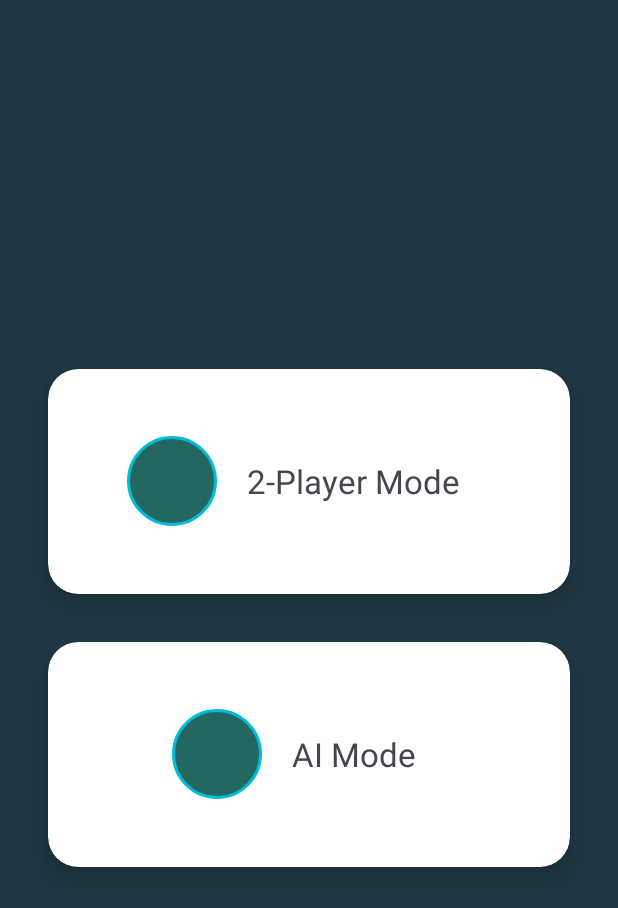
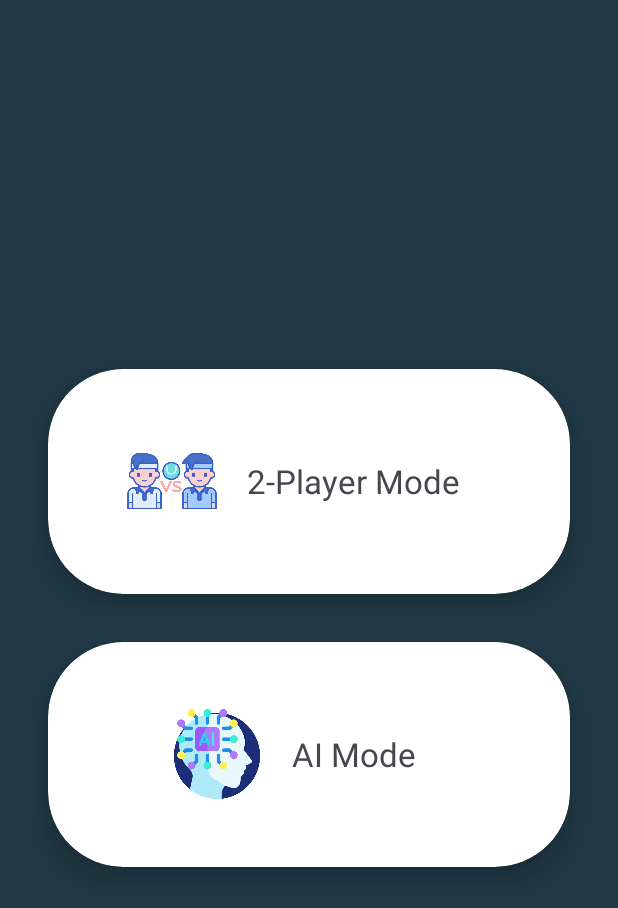
Before and after one commit to Uzair42/AI_minimax_TicTacToe, an Android app built with Jetpack Compose: the screen it shows after launch (MainActivity), on a phone screen of 412 x 824 dp. Shown: the top 908 px of the screen. Run offline under Robolectric (Android 15) with nearby library versions, the phone set to English and light mode, and no system bars.

Commit message:
Feature Add -Vibration on touch of each player -Sound for 2-player mood game -remove AlertDialog -enhance ui

```diff
--- a/app/src/main/AndroidManifest.xml
+++ b/app/src/main/AndroidManifest.xml
@@ -1,6 +1,7 @@
 <?xml version="1.0" encoding="utf-8"?>
 <manifest xmlns:android="http://schemas.android.com/apk/res/android"
     xmlns:tools="http://schemas.android.com/tools">
+    <uses-permission android:name="android.permission.VIBRATE"/>
 
     <application
         android:allowBackup="true"
--- a/app/src/main/res/layout/fragment_mode_select.xml
+++ b/app/src/main/res/layout/fragment_mode_select.xml
@@ -3,41 +3,67 @@
     xmlns:app="http://schemas.android.com/apk/res-auto"
     android:layout_width="match_parent"
     android:layout_height="match_parent"
+    android:background="@color/jaman"
     android:gravity="center"
     android:orientation="vertical"
-    android:background="@color/jaman"
     android:padding="16dp">
 
-    <androidx.cardview.widget.CardView android:id="@+id/card2Player" android:layout_width="match_parent"
-        android:layout_height="150dp" android:layout_margin="16dp"
-        app:cardCornerRadius="20dp" app:cardElevation="10dp">
+    <androidx.cardview.widget.CardView
+        android:id="@+id/card2Player"
+        android:layout_width="match_parent"
+        android:layout_height="150dp"
+        android:layout_margin="16dp"
+        app:cardCornerRadius="50dp"
+        app:cardElevation="10dp">
 
         <LinearLayout
             android:layout_width="match_parent"
             android:layout_height="match_parent"
-            android:gravity="center" android:orientation="horizontal">
-            <ImageView android:layout_width="60dp" android:layout_height="60dp" android:src="@drawable/button"/>
+            android:gravity="center"
+            android:orientation="horizontal">
+
+            <ImageView
+                android:layout_width="60dp"
+                android:layout_height="60dp"
+                android:src="@drawable/two_plalyer" />
+
             <TextView
                 android:layout_width="wrap_content"
+
                 android:layout_height="wrap_content"
-                android:padding="20dp" android:text="2-Player Mode" android:textSize="22sp"/>
+                android:padding="20dp"
+                android:text="2-Player Mode"
+                android:textSize="22sp" />
         </LinearLayout>
     </androidx.cardview.widget.CardView>
 
-    <androidx.cardview.widget.CardView android:id="@+id/cardAI" android:layout_width="match_parent"
-        android:layout_height="150dp" android:layout_margin="16dp"
-        app:cardCornerRadius="20dp" app:cardElevation="10dp">
+    <androidx.cardview.widget.CardView
+        android:id="@+id/cardAI"
+        android:layout_width="match_parent"
+        android:layout_height="150dp"
+        android:layout_margin="16dp"
+        app:cardCornerRadius="50dp"
+        app:cardElevation="10dp">
 
         <LinearLayout
             android:layout_width="match_parent"
             android:layout_height="match_parent"
-            android:gravity="center" android:orientation="horizontal">
-            <ImageView android:layout_width="60dp"
-                android:layout_height="60dp" android:src="@drawable/button"/>
+            android:gravity="center"
+            android:orientation="horizontal">
+
+            <ImageView
+                android:layout_width="60dp"
+
+
+                android:layout_height="60dp"
+                android:src="@drawable/ai_person" />
+
             <TextView
                 android:layout_width="wrap_content"
                 android:layout_height="wrap_content"
-                android:padding="20dp" android:text="AI Mode" android:textSize="22sp"/>
+                android:padding="20dp"
+                android:text="AI Mode"
+                android:textSize="22sp" />
         </LinearLayout>
     </androidx.cardview.widget.CardView>
 
--- a/gradle/libs.versions.toml
+++ b/gradle/libs.versions.toml
@@ -1,5 +1,5 @@
 [versions]
-agp = "8.9.1"
+agp = "8.9.2"
 kotlin = "1.9.0"
 coreKtx = "1.15.0"
 junit = "4.13.2"
```
Also changed, not shown: app/src/main/java/com/mu42/ticktac/TwoPlayerActivity.kt (+18 -6 lines), app/src/main/res/layout/activity_two_player.xml (+9 -6 lines), app/src/main/res/drawable/ai_person.png (added), app/src/main/res/drawable/two_plalyer.png (added), 1 other file.
